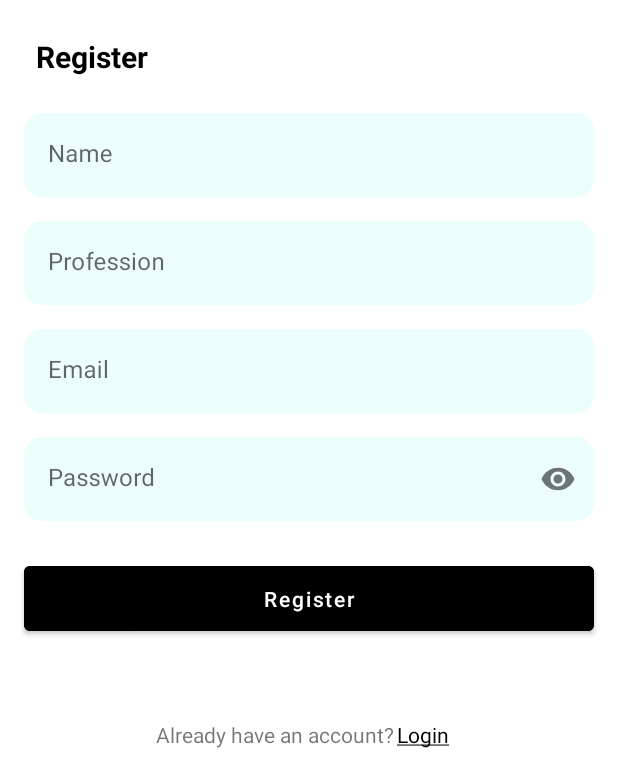
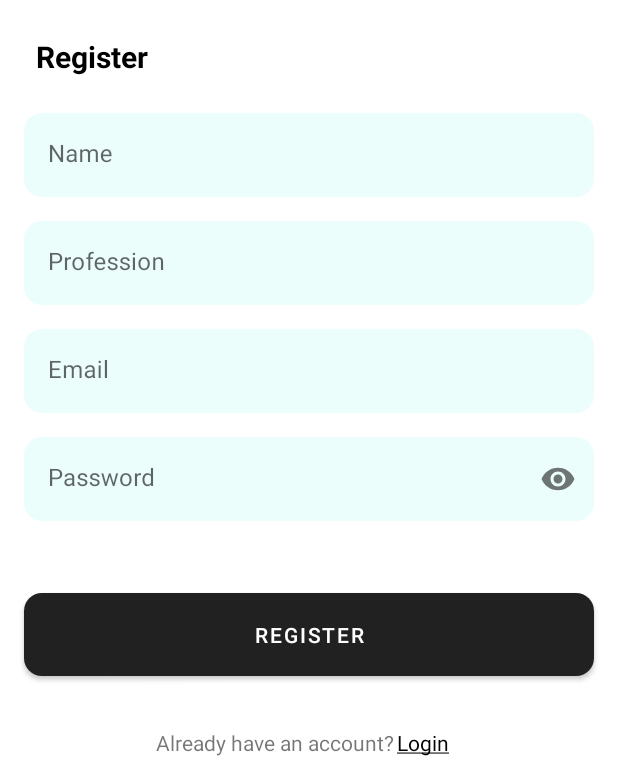
Before and after one commit to arpitkatiyar1999/Connect, an Android app: the SignupFragment screen opened through its navigation route, on a phone screen of 412 x 824 dp, the part 464-1236 px from its top. Run offline under Robolectric (Android 15) with nearby library versions, the light colour scheme and no system bars; our stand-ins replace Firebase (no records; nobody signed in at launch, a user with empty details on screens opened directly); 1 statement that could not run was skipped.

Commit message:
Basic Features Update

```diff
--- a/app/src/main/java/com/example/socialmediaapp/ui/authentication/AuthenticationActivity.kt
+++ b/app/src/main/java/com/example/socialmediaapp/ui/authentication/AuthenticationActivity.kt
@@ -1,20 +1,26 @@
 package com.example.socialmediaapp.ui.authentication
 
 import android.content.Intent
+import android.os.Bundle
+import android.os.Handler
+import android.os.Looper
+import android.view.View
 import androidx.appcompat.app.AppCompatActivity
-import android.os.Bundle
-import android.view.View
-import com.example.socialmediaapp.R
+import com.example.socialmediaapp.databinding.ActivityAuthenticationBinding
 import com.example.socialmediaapp.ui.homescreen.MainActivity
+import com.google.android.material.snackbar.Snackbar
 import com.google.firebase.auth.FirebaseAuth
 
 
-
+@Suppress("SameParameterValue")
 class AuthenticationActivity : AppCompatActivity() {
     private lateinit var auth: FirebaseAuth
+    private lateinit var binding: ActivityAuthenticationBinding
+    private var doubleBackToExitPressedOnce = false
     override fun onCreate(savedInstanceState: Bundle?) {
         super.onCreate(savedInstanceState)
-        setContentView(R.layout.activity_authentication)
+        binding = ActivityAuthenticationBinding.inflate(layoutInflater)
+        setContentView(binding.root)
         supportActionBar?.hide()
         initAll()
         checkSignin()
@@ -23,8 +29,8 @@ class AuthenticationActivity : AppCompatActivity() {
 
     private fun checkSignin() {
         val currentUser = auth.currentUser
-        if(currentUser != null){
-            startActivity(Intent(applicationContext,MainActivity::class.java))
+        if (currentUser != null) {
+            startActivity(Intent(applicationContext, MainActivity::class.java))
             finish()
         }
     }
@@ -38,4 +44,21 @@ class AuthenticationActivity : AppCompatActivity() {
         window.decorView.systemUiVisibility = View.SYSTEM_UI_FLAG_LAYOUT_FULLSCREEN
         supportActionBar?.hide()
     }
+
+    override fun onBackPressed() {
+        if (doubleBackToExitPressedOnce) {
+            super.onBackPressed()
+            return
+        }
+        this.doubleBackToExitPressedOnce = true
+        showSnackbar("Press Back again to exit the app")
+        Handler(Looper.getMainLooper()).postDelayed(
+            {
+                doubleBackToExitPressedOnce = false
+            },
+            2000)
+    }
+    private fun showSnackbar(text: String) {
+        Snackbar.make(binding.root, text, Snackbar.LENGTH_SHORT).show()
+    }
 }
--- a/app/src/main/java/com/example/socialmediaapp/ui/authentication/fragments/SigninFragment.kt
+++ b/app/src/main/java/com/example/socialmediaapp/ui/authentication/fragments/SigninFragment.kt
@@ -7,6 +7,7 @@ import androidx.fragment.app.Fragment
 import android.view.LayoutInflater
 import android.view.View
 import android.view.ViewGroup
+import android.widget.Toast
 import androidx.navigation.Navigation
 import com.example.socialmediaapp.R
 import com.example.socialmediaapp.databinding.FragmentSigninBinding
@@ -18,11 +19,10 @@ import com.google.firebase.auth.FirebaseAuthInvalidCredentialsException
 import com.google.firebase.auth.FirebaseAuthInvalidUserException
 
 class SigninFragment : Fragment() {
-    private var _binding: FragmentSigninBinding? = null
-    private val binding get() = _binding!!
+    private lateinit var binding: FragmentSigninBinding
     private lateinit var auth: FirebaseAuth
     override fun onCreateView(inflater: LayoutInflater, container: ViewGroup?, savedInstanceState: Bundle?): View {
-        _binding = FragmentSigninBinding.inflate(layoutInflater, container, false)
+        binding = FragmentSigninBinding.inflate(layoutInflater, container, false)
         initAll()
         return binding.root
     }
@@ -69,7 +69,7 @@ class SigninFragment : Fragment() {
             .addOnCompleteListener(requireActivity()) { task ->
                 if (task.isSuccessful) {
                     hideProgressBar()
-                    showSnackbar("Logged in Successfully")
+                    Toast.makeText(requireContext(),"Logged in Successfully", Toast.LENGTH_SHORT).show()
                     (activity as AuthenticationActivity).startActivity(Intent(requireActivity(), MainActivity::class.java))
                     (activity as AuthenticationActivity).finish()
                 } else {
@@ -115,9 +115,9 @@ class SigninFragment : Fragment() {
     }
     private fun showSnackbar(text:String)
     {
-        Snackbar.make(binding.root, text,
-            Snackbar.LENGTH_SHORT).show()
-    } private fun showProgressBar() {
+        Snackbar.make(binding.root, text, Snackbar.LENGTH_SHORT).show()
+    }
+    private fun showProgressBar() {
         with(binding)
         {
             if(progressBar.root.visibility!=View.VISIBLE)
@@ -131,9 +131,4 @@ class SigninFragment : Fragment() {
                 progressBar.root.visibility=View.GONE
         }
     }
-
-    override fun onDestroyView() {
-        super.onDestroyView()
-        _binding=null
-    }
 }
--- a/app/src/main/java/com/example/socialmediaapp/ui/authentication/fragments/SignupFragment.kt
+++ b/app/src/main/java/com/example/socialmediaapp/ui/authentication/fragments/SignupFragment.kt
@@ -2,10 +2,11 @@ package com.example.socialmediaapp.ui.authentication.fragments
 
 import android.content.Intent
 import android.os.Bundle
-import androidx.fragment.app.Fragment
 import android.view.LayoutInflater
 import android.view.View
 import android.view.ViewGroup
+import android.widget.Toast
+import androidx.fragment.app.Fragment
 import androidx.navigation.Navigation
 import com.example.socialmediaapp.R
 import com.example.socialmediaapp.databinding.FragmentSignupBinding
@@ -18,99 +19,93 @@ import com.google.firebase.auth.FirebaseAuthInvalidCredentialsException
 import com.google.firebase.database.FirebaseDatabase
 
 class SignupFragment : Fragment() {
-    private var _binding: FragmentSignupBinding? = null
-    private val binding get() = _binding!!
+    private lateinit var binding: FragmentSignupBinding
     private lateinit var auth: FirebaseAuth
-    private lateinit var database:FirebaseDatabase
+    private lateinit var database: FirebaseDatabase
     override fun onCreateView(inflater: LayoutInflater, container: ViewGroup?, savedInstanceState: Bundle?): View {
-        _binding = FragmentSignupBinding.inflate(layoutInflater, container, false)
+        binding = FragmentSignupBinding.inflate(layoutInflater, container, false)
         initAll()
         return binding.root
     }
-
     private fun initAll() {
         auth = FirebaseAuth.getInstance()
-        database= FirebaseDatabase.getInstance("https://social-media-app-27247-default-rtdb.firebaseio.com/")
+        database =
+            FirebaseDatabase.getInstance("https://social-media-app-27247-default-rtdb.firebaseio.com/")
         with(binding)
         {
             registerBtn.setOnClickListener { validateAllFields() }
-            loginTxt.setOnClickListener { Navigation.findNavController(loginTxt).navigate(R.id.action_signupFragment_to_signinFragment) }
+            loginTxt.setOnClickListener {
+                Navigation.findNavController(loginTxt)
+                    .navigate(R.id.action_signupFragment_to_signinFragment)
             }
         }
-    private fun validateAllFields()
-    {
+    }
+    private fun validateAllFields() {
         with(binding)
         {
-            val name=nameEdit.text.toString()
-            val profession=professionEdit.text.toString()
-            val email=emailEdit.text.toString()
-            val password=passwordEdit.text.toString()
-            if(name.isBlank())
-            {
+            val name = nameEdit.text.toString()
+            val profession = professionEdit.text.toString()
+            val email = emailEdit.text.toString()
+            val password = passwordEdit.text.toString()
+            if (name.isBlank()) {
                 showSnackbar("Please Enter Your Name")
                 nameContainer.requestFocus()
                 return
             }
-            if(profession.isBlank())
-            {
+            if (profession.isBlank()) {
                 showSnackbar("Please Enter Your Profession")
                 professionContainer.requestFocus()
                 return
             }
-            if(email.isBlank())
-            {
+            if (email.isBlank()) {
                 showSnackbar("Please Enter Your Email")
                 emailContainer.requestFocus()
                 return
             }
-            if(password.isBlank())
-            {
+            if (password.isBlank()) {
                 showSnackbar("Please Enter Your Password")
                 passwordContainer.requestFocus()
                 return
             }
-            if(password.length<6)
-            {
+            if (password.length < 6) {
                 showSnackbar("Password should be of atleast 6 characters")
                 passwordContainer.requestFocus()
                 return
             }
-            authenticateUsingEmail(name,profession,email,password)
+            authenticateUsingEmail(name, profession, email, password)
         }
 
     }
-    private fun showSnackbar(text:String)
-    {
-        Snackbar.make(binding.root, text,
-            Snackbar.LENGTH_SHORT).show()
+
+    private fun showSnackbar(text: String) {
+        Snackbar.make(binding.root, text, Snackbar.LENGTH_SHORT).show()
     }
-    private fun authenticateUsingEmail(name:String,profession:String,email:String,password:String)
-    {
+
+    private fun authenticateUsingEmail(name: String, profession: String, email: String, password: String) {
         showProgressBar()
         auth.createUserWithEmailAndPassword(email, password)
             .addOnCompleteListener(requireActivity()) { task ->
                 if (task.isSuccessful) {
-                    val userModel=UserModel(name, profession, email,"","","0","0","0","")
-                    val id= task.result.user?.uid
-                    database.reference.child("Users").child(id!!).setValue(userModel).addOnCompleteListener {
-                        if(task.isSuccessful) {
-                            showSnackbar("Signup Successfull")
+                    val userModel = UserModel(name, profession, email, "", "", "0", "0", "0", "")
+                    val id = task.result.user?.uid
+                    database.reference.child("Users").child(id!!).setValue(userModel)
+                        .addOnCompleteListener {
+                            if (task.isSuccessful) {
+                                Toast.makeText(requireContext(),"Signed up Successfully",Toast.LENGTH_SHORT).show()
                                 hideProgressBar()
                                 (activity as AuthenticationActivity).startActivity(Intent(requireActivity(), MainActivity::class.java))
                                 (activity as AuthenticationActivity).finish()
-                        }
-                        else
-                        {
+                            } else {
                                 auth.currentUser?.delete()
                                 showSnackbar("Some Error Occurred")
                                 hideProgressBar()
                             }
                         }
                 } else {
-                    if(task.exception is FirebaseAuthInvalidCredentialsException)
+                    if (task.exception is FirebaseAuthInvalidCredentialsException)
                         showSnackbar("Incorrect Email Address")
                     else
-                    showSnackbar( task.exception!!.toString().substringAfter(':'))
+                        showSnackbar(task.exception!!.toString().substringAfter(':'))
                     hideProgressBar()
                 }
 
@@ -120,20 +115,16 @@ class SignupFragment : Fragment() {
     private fun showProgressBar() {
         with(binding)
         {
-           if(progressBar.root.visibility!=View.VISIBLE)
-               progressBar.root.visibility=View.VISIBLE
+            if (progressBar.root.visibility != View.VISIBLE)
+                progressBar.root.visibility = View.VISIBLE
         }
     }
+
     private fun hideProgressBar() {
         with(binding)
         {
-            if(progressBar.root.visibility!=View.GONE)
-                progressBar.root.visibility=View.GONE
+            if (progressBar.root.visibility != View.GONE)
+                progressBar.root.visibility = View.GONE
         }
     }
-
-    override fun onDestroyView() {
-        super.onDestroyView()
-        _binding=null
 }
-}
--- /dev/null
+++ b/app/src/main/res/drawable/drawable_button_background.xml
@@ -0,0 +1,6 @@
+<?xml version="1.0" encoding="utf-8"?>
+<shape xmlns:android="http://schemas.android.com/apk/res/android"
+    android:shape="rectangle">
+    <corners android:radius="12dp"></corners>
+    <solid android:color="@color/black"></solid>
+</shape>
--- a/app/src/main/res/layout/activity_authentication.xml
+++ b/app/src/main/res/layout/activity_authentication.xml
@@ -10,7 +10,10 @@
         android:id="@+id/fragmentContainerView2"
         android:name="androidx.navigation.fragment.NavHostFragment"
         android:layout_width="match_parent"
-        android:layout_height="match_parent"
+        android:layout_height="0dp"
         app:defaultNavHost="true"
+        app:layout_constraintBottom_toBottomOf="parent"
+        app:layout_constraintTop_toTopOf="parent"
         app:navGraph="@navigation/navigation_authentication" />
+
 </androidx.constraintlayout.widget.ConstraintLayout>
--- a/app/src/main/res/layout/fragment_search.xml
+++ b/app/src/main/res/layout/fragment_search.xml
@@ -10,8 +10,12 @@
         android:id="@+id/recyclerView"
         android:layout_width="0dp"
         android:layout_height="0dp"
+        android:layout_marginStart="16dp"
+        app:layoutManager="androidx.recyclerview.widget.LinearLayoutManager"
+        android:layout_marginEnd="16dp"
         app:layout_constraintBottom_toBottomOf="parent"
         app:layout_constraintEnd_toEndOf="parent"
         app:layout_constraintStart_toStartOf="parent"
-        app:layout_constraintTop_toTopOf="parent" />
+        app:layout_constraintTop_toTopOf="parent"
+        tools:listitem="@layout/item_search_profile" />
 </androidx.constraintlayout.widget.ConstraintLayout>
--- a/app/src/main/res/layout/fragment_signup.xml
+++ b/app/src/main/res/layout/fragment_signup.xml
@@ -146,17 +146,17 @@
             android:background="@android:color/transparent"/>
 
     </com.google.android.material.textfield.TextInputLayout>
+
     <Button
         android:id="@+id/registerBtn"
         android:layout_width="0dp"
         android:layout_height="wrap_content"
         android:layout_marginStart="16dp"
-        android:layout_marginTop="24dp"
+        android:layout_marginTop="48dp"
         android:layout_marginEnd="16dp"
+        android:background="@drawable/drawable_button_background"
         android:padding="12dp"
-        android:backgroundTint="@color/black"
         android:text="@string/register_without_underline"
-        android:textAllCaps="false"
         app:layout_constraintEnd_toEndOf="parent"
         app:layout_constraintStart_toStartOf="parent"
         app:layout_constraintTop_toBottomOf="@+id/passwordContainer" />
--- a/app/src/main/res/navigation/navigation_authentication.xml
+++ b/app/src/main/res/navigation/navigation_authentication.xml
@@ -16,7 +16,9 @@
             app:enterAnim="@anim/nav_default_enter_anim"
             app:exitAnim="@anim/nav_default_exit_anim"
             app:popEnterAnim="@anim/nav_default_pop_enter_anim"
-            app:popExitAnim="@anim/nav_default_pop_exit_anim" />
+            app:popExitAnim="@anim/nav_default_pop_exit_anim"
+            app:popUpTo="@id/signinFragment"
+            app:popUpToInclusive="true" />
     </fragment>
     <fragment
         android:id="@+id/signupFragment"
@@ -29,6 +31,8 @@
             app:enterAnim="@anim/nav_default_enter_anim"
             app:exitAnim="@anim/nav_default_exit_anim"
             app:popEnterAnim="@anim/nav_default_pop_enter_anim"
-            app:popExitAnim="@anim/nav_default_pop_exit_anim" />
+            app:popExitAnim="@anim/nav_default_pop_exit_anim"
+            app:popUpTo="@id/signupFragment"
+            app:popUpToInclusive="true" />
     </fragment>
 </navigation>
```
Also changed, not shown: app/src/main/java/com/example/socialmediaapp/adapters/SearchUserAdapter.kt (added, +33 -0 lines), app/src/main/java/com/example/socialmediaapp/models/UserModel.kt (+4 -14 lines), app/src/main/java/com/example/socialmediaapp/ui/homescreen/fragments/ProfileFragment.kt (+3 -9 lines), app/src/main/java/com/example/socialmediaapp/ui/homescreen/fragments/SearchFragment.kt (+56 -44 lines), app/src/main/res/layout/fragment_signin.xml (+4 -4 lines), app/src/main/res/layout/item_search_profile.xml (+55 -1 lines). Lines whose indentation alone changed are shown as unchanged.
